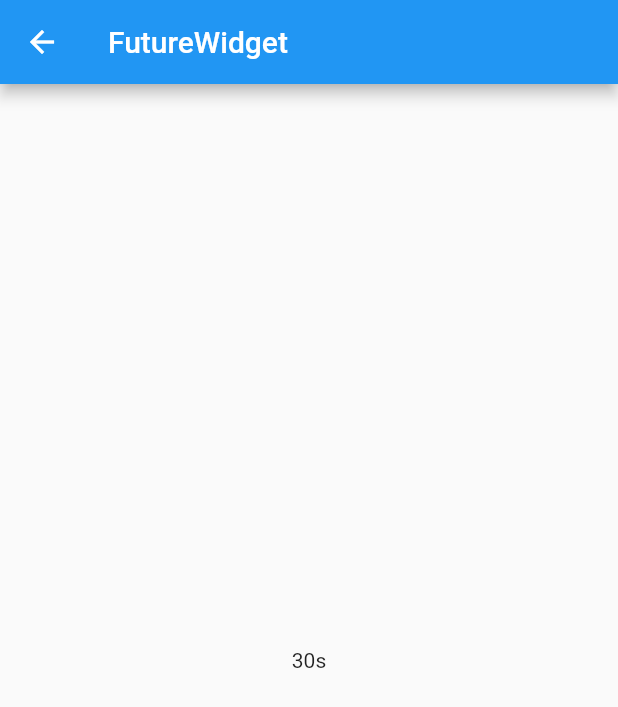
After one commit to fcrawler/widget_crawler, a Flutter app: the screen it shows after launch, after a tap on "StreamWidget", on a phone screen of 412 x 824 dp. The commit adds this screen. Shown: the top 707 px of the screen. Run offline on Flutter 3.47's test engine with Material 2 defaults, Android fonts, the phone set to English and light mode, and no system bars.

Commit message:
1. add StreamWidget、FutureWidget

```diff
--- /dev/null
+++ b/lib/asyncwidget/stream_page.dart
@@ -0,0 +1,53 @@
+import 'package:flutter/material.dart';
+
+class StreamPage extends StatefulWidget {
+  StreamPage({Key key}) : super(key: key);
+
+  @override
+  _StreamPageState createState() => _StreamPageState();
+}
+
+class _StreamPageState extends State<StreamPage> {
+  Stream<int> timerCount =
+      Stream.periodic(Duration(seconds: 1), (count) => 30 - count).take(30);
+
+  @override
+  Widget build(BuildContext context) {
+    return Scaffold(
+      appBar: AppBar(
+        title: Text("FutureWidget"),
+      ),
+      body: Center(
+        child: StreamBuilder(
+          stream: timerCount,
+          builder: _generateContentWidget,
+        ),
+      ),
+    );
+  }
+
+  Widget _generateContentWidget(
+      BuildContext context, AsyncSnapshot<int> snapshot) {
+    Widget widget;
+
+    if (snapshot.hasError) return Text(snapshot.error.toString());
+    switch (snapshot.connectionState) {
+      case ConnectionState.none: // 当前没有异步任务
+        widget = Text("30s");
+        break;
+      case ConnectionState.active: // Stream处于激活状态(Stream上已经有数据传递)
+        widget = Text("${snapshot.data}s");
+        break;
+      case ConnectionState.waiting: // 异步任务处于等待状态
+        widget = Text("30s");
+        break;
+      case ConnectionState.done: //  异步任务已经终止
+        widget = Text("done");
+        break;
+      default:
+        widget = Text("30s");
+        break;
+    }
+    return widget;
+  }
+}
--- a/lib/main.dart
+++ b/lib/main.dart
@@ -1,4 +1,6 @@
 import 'package:flutter/material.dart';
+import 'package:widget_crawler/asyncwidget/future_page.dart';
+import 'package:widget_crawler/asyncwidget/stream_page.dart';
 import 'package:widget_crawler/container/container_page.dart';
 
 void main() => runApp(MyApp());
@@ -27,14 +29,10 @@ class MyHomePage extends StatefulWidget {
 }
 
 class _MyHomePageState extends State<MyHomePage> {
-
-
   _gotoRout(BuildContext context, Widget route) {
-    Navigator.push(context, MaterialPageRoute(
-              builder: (context){
-                return route;
-              }
-            ));
+    Navigator.push(context, MaterialPageRoute(builder: (context) {
+      return route;
+    }));
   }
 
   @override
@@ -50,10 +48,21 @@ class _MyHomePageState extends State<MyHomePage> {
             title: Center(
               child: Text('Container'),
             ),
+          ),
+          ListTile(
+            onTap: () => _gotoRout(context, FuturePage()),
+            title: Center(
+              child: Text('FutureWidget'),
+            ),
+          ),
+          ListTile(
+            onTap: () => _gotoRout(context, StreamPage()),
+            title: Center(
+              child: Text('StreamWidget'),
+            ),
           )
         ],
       ),
     );
   }
-
 }
--- a/pubspec.yaml
+++ b/pubspec.yaml
@@ -23,7 +23,8 @@ dependencies:
   # The following adds the Cupertino Icons font to your application.
   # Use with the CupertinoIcons class for iOS style icons.
   cupertino_icons: ^0.1.2
-
+  # RxDart
+  rxdart: ^0.23.1
 dev_dependencies:
   flutter_test:
     sdk: flutter
```
Also changed, not shown: lib/asyncwidget/future_page.dart (added, +70 -0 lines), 9 other files.
